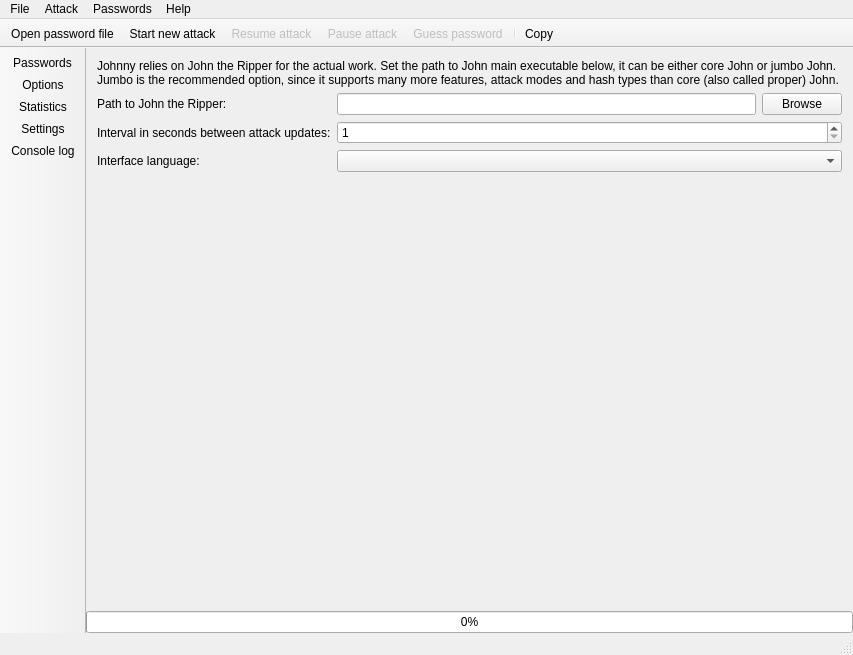
Old version of the form forms/mainwindow.ui in the repository openwall/johnny.
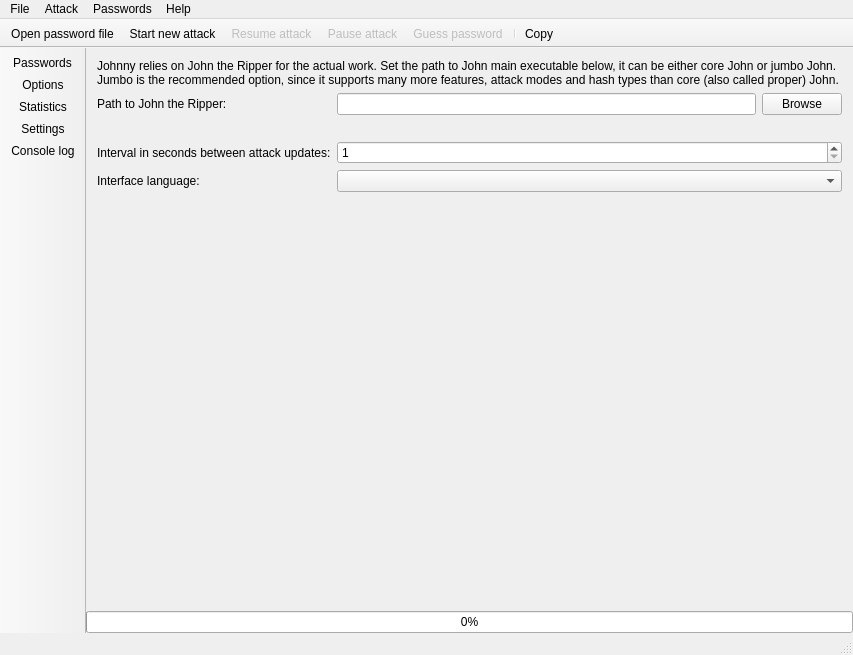
New version of the form. The open tabs and pages were chosen to show the change. Icons and pictures are not drawn. Custom widgets are drawn as their Qt base class.

Commit message: Improve john path validation by detecting if it contains a valid JtR executable and displaying it in UI #68.

What changed in the file:
```diff
--- a/forms/mainwindow.ui
+++ b/forms/mainwindow.ui
@@ -1012,8 +1012,8 @@
             <rect>
              <x>0</x>
              <y>0</y>
-             <width>477</width>
-             <height>252</height>
+             <width>757</width>
+             <height>518</height>
             </rect>
            </property>
            <layout class="QVBoxLayout" name="verticalLayout_10">
@@ -1056,7 +1056,7 @@
                 </item>
                </layout>
               </item>
-              <item row="1" column="0">
+              <item row="2" column="0">
                <widget class="QLabel" name="label_9">
                 <property name="toolTip">
                  <string>John --show is invoked at that interval to pick the cracked passwords.</string>
@@ -1066,7 +1066,7 @@
                 </property>
                </widget>
               </item>
-              <item row="1" column="1">
+              <item row="2" column="1">
                <widget class="QSpinBox" name="spinBoxTimeIntervalPickCracked">
                 <property name="minimum">
                  <number>1</number>
@@ -1076,16 +1076,23 @@
                 </property>
                </widget>
               </item>
-              <item row="2" column="0">
+              <item row="3" column="0">
                <widget class="QLabel" name="labelLanguage">
                 <property name="text">
                  <string>Interface language:</string>
                 </property>
                </widget>
               </item>
-              <item row="2" column="1">
+              <item row="3" column="1">
                <widget class="QComboBox" name="comboBoxLanguageSelection"/>
               </item>
+              <item row="1" column="1">
+               <widget class="QLabel" name="labelJohnPathValidator">
+                <property name="text">
+                 <string/>
+                </property>
+               </widget>
+              </item>
              </layout>
             </item>
             <item>
```
Left out of the diff: 2 changed lines with no effect on the pictures. The commit also changes 2 other files.
